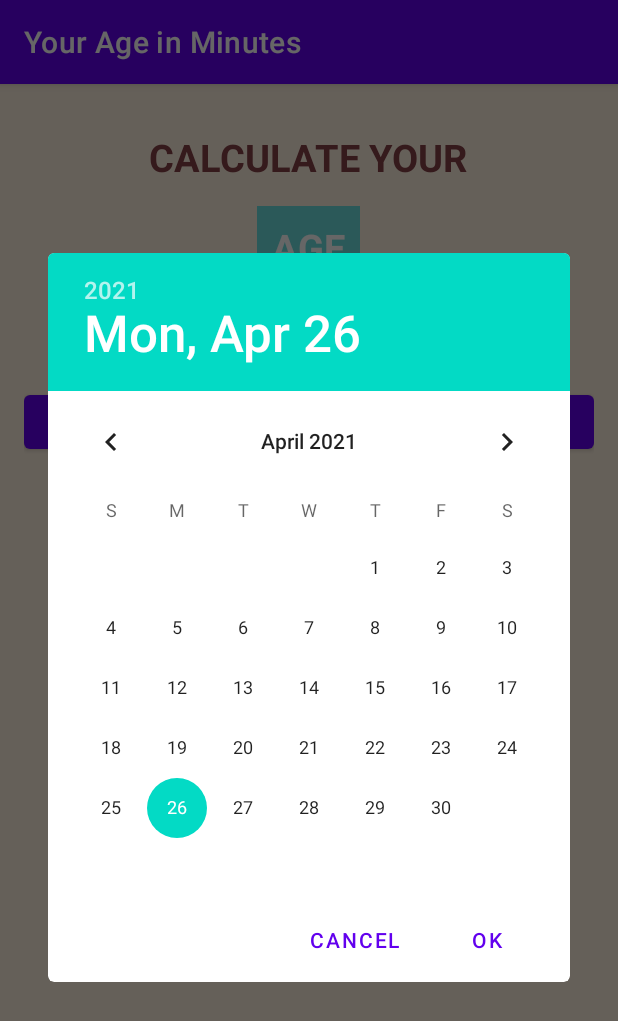
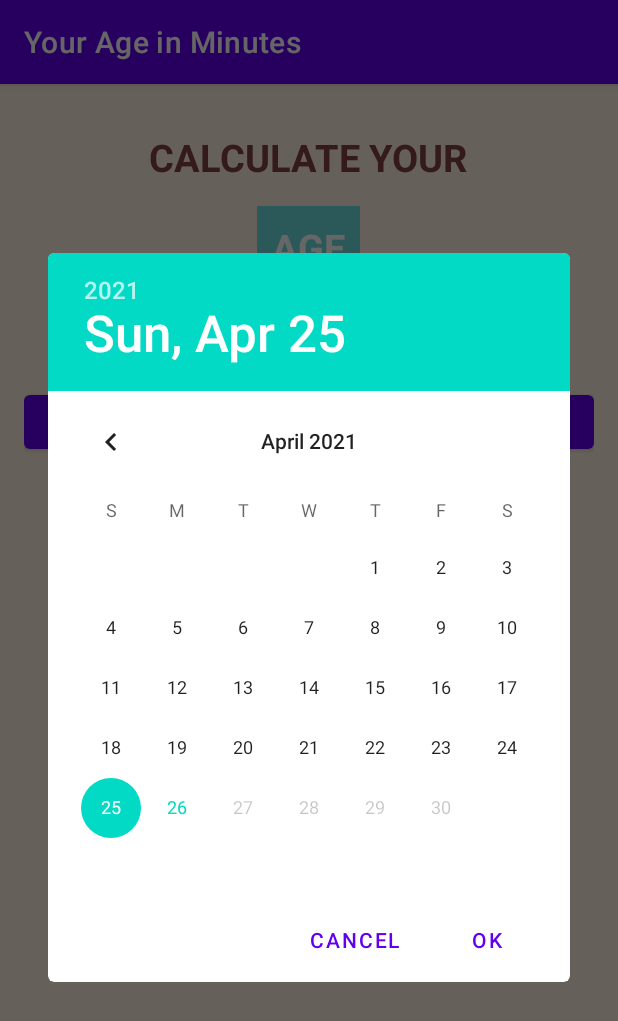
Before and after one commit to syohex/android-study, an Android app: the screen it shows after launch (MainActivity), after a tap on "SELECT DATE", on a phone screen of 412 x 824 dp. Shown: the top 1021 px of the screen. Run offline under Robolectric (Android 15) with nearby library versions, the phone set to English and light mode, and no system bars.

```diff
--- a/AgeInMinute/app/src/main/java/org/syohex/ageinminute/MainActivity.kt
+++ b/AgeInMinute/app/src/main/java/org/syohex/ageinminute/MainActivity.kt
@@ -2,10 +2,10 @@ package org.syohex.ageinminute
 
 import android.app.DatePickerDialog
 import android.os.Bundle
-import android.view.View
 import android.widget.Toast
 import androidx.appcompat.app.AppCompatActivity
 import kotlinx.android.synthetic.main.activity_main.*
+import java.text.SimpleDateFormat
 import java.util.*
 
 class MainActivity : AppCompatActivity() {
@@ -13,19 +13,42 @@ class MainActivity : AppCompatActivity() {
         super.onCreate(savedInstanceState)
         setContentView(R.layout.activity_main)
 
-        buttonDatePicker.setOnClickListener { view ->
-            clickDatePicker(view)
+        buttonDatePicker.setOnClickListener {
+            clickDatePicker()
         }
     }
 
-    private fun clickDatePicker(view: View) {
-        val myCalendar = Calendar.getInstance();
-        val year = myCalendar.get(Calendar.YEAR);
-        val month = myCalendar.get(Calendar.MONTH);
-        val day = myCalendar.get(Calendar.DAY_OF_MONTH);
+    private fun clickDatePicker() {
+        val myCalendar = Calendar.getInstance()
+        val year = myCalendar.get(Calendar.YEAR)
+        val month = myCalendar.get(Calendar.MONTH)
+        val day = myCalendar.get(Calendar.DAY_OF_MONTH)
 
-        DatePickerDialog(this, { view, year, month, dayOfMonth ->
-            Toast.makeText(this, "DatePicker works", Toast.LENGTH_LONG).show()
-        }, year, month, day).show()
+        val dpd = DatePickerDialog(this, { _, selectedYear, selectedMonth, selectedDayOfMonth ->
+            Toast.makeText(
+                this,
+                "The chosen year is $selectedYear, the month is $selectedMonth and the day is $selectedDayOfMonth",
+                Toast.LENGTH_LONG
+            ).show()
+
+            val selectedDate = "$selectedDayOfMonth/${selectedMonth + 1}/$selectedYear"
+            tvSelectedDate.text = selectedDate
+
+            val sdf = SimpleDateFormat("dd/MM/yyyy", Locale.ENGLISH)
+            val theDate = sdf.parse(selectedDate)
+            val selectedDateInMinutes = theDate!!.time / (60 * 1000)
+            val selectedDateInDays = theDate.time / (60 * 60 * 24 * 1000)
+            val currentDate = sdf.parse(sdf.format(System.currentTimeMillis()))
+            val currentDateInMinutes = currentDate!!.time / (60 * 1000)
+            val currentDateInDays = currentDate.time / (60 * 60 * 24 * 1000)
+            val differenceInMinutes = currentDateInMinutes - selectedDateInMinutes
+            val differenceInDays = currentDateInDays - selectedDateInDays
+
+            tvSelectedDateInMinutes.text = differenceInMinutes.toString()
+            tvSelectedDateInDays.text = differenceInDays.toString()
+        }, year, month, day)
+
+        dpd.datePicker.maxDate = Date().time - (24 * 60 * 60 * 1000)
+        dpd.show()
     }
 }
--- a/AgeInMinute/app/src/main/res/layout/activity_main.xml
+++ b/AgeInMinute/app/src/main/res/layout/activity_main.xml
@@ -63,7 +63,7 @@
         android:textSize="18sp" />
 
     <TextView
-        android:id="@+id/tvSelectedDateInMinute"
+        android:id="@+id/tvSelectedDateInMinutes"
         android:layout_width="wrap_content"
         android:layout_height="wrap_content"
         android:layout_marginTop="20sp"
@@ -77,4 +77,19 @@
         android:textColor="@color/lightGreyTextColor"
         android:textSize="18sp" />
 
+    <TextView
+        android:id="@+id/tvSelectedDateInDays"
+        android:layout_width="wrap_content"
+        android:layout_height="wrap_content"
+        android:layout_marginTop="20sp"
+        android:textColor="#844046"
+        android:textSize="35sp" />
+
+    <TextView
+        android:layout_width="wrap_content"
+        android:layout_height="wrap_content"
+        android:text="@string/age_in_days"
+        android:textColor="@color/lightGreyTextColor"
+        android:textSize="18sp" />
+
 </LinearLayout>
--- a/AgeInMinute/app/src/main/res/values/strings.xml
+++ b/AgeInMinute/app/src/main/res/values/strings.xml
@@ -6,4 +6,5 @@
     <string name="in_minutes">IN MINUTES</string>
     <string name="age">AGE</string>
     <string name="calculate_your">CALCULATE YOUR</string>
+    <string name="age_in_days">Age in Days</string>
 </resources>
```
